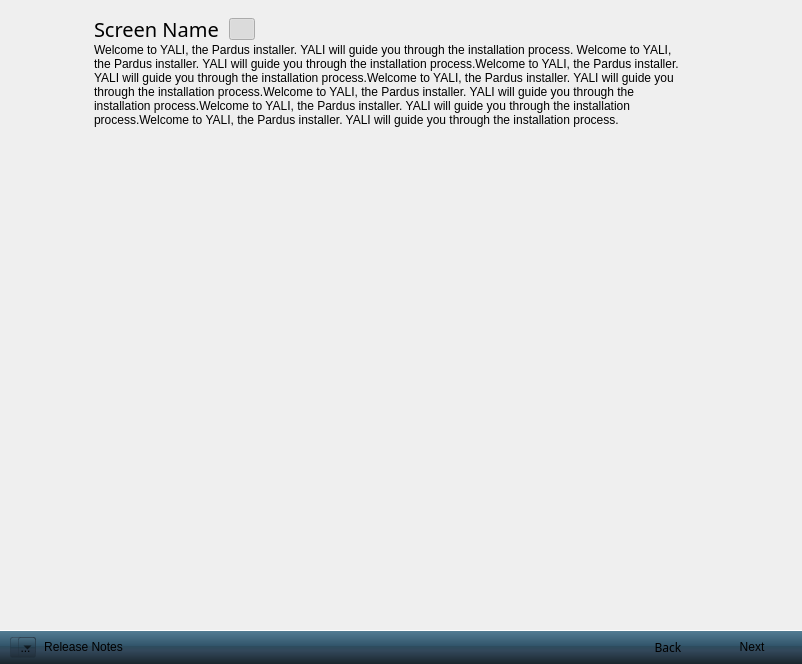
This is branches/yali/yali-proximate/yali/gui/Ui/main.ui in pars-linux/uludag as Qt 5 draws it before an edit. The edited form follows.
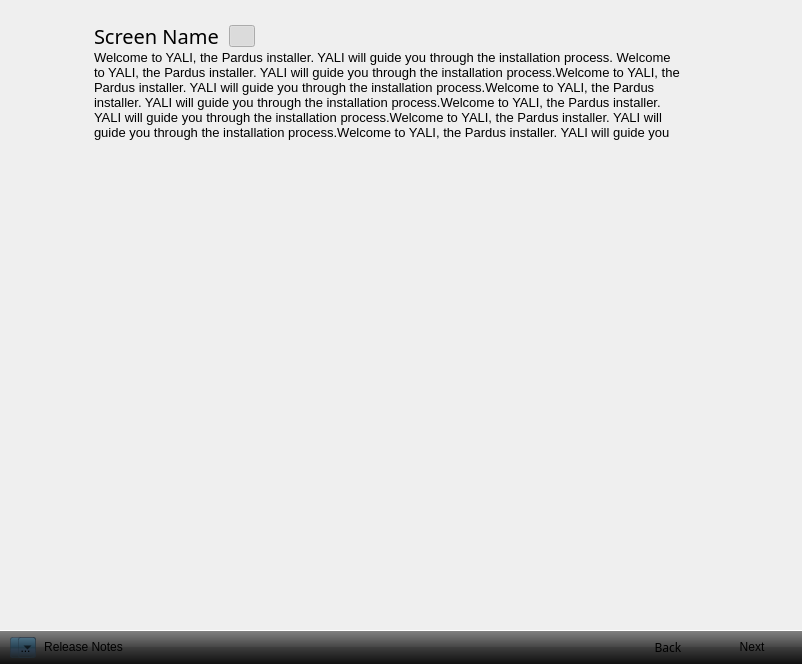
This is the edited form. Icons and pictures are not drawn.

Patch:
```diff
--- a/branches/yali/yali-proximate/yali/gui/Ui/main.ui
+++ b/branches/yali/yali-proximate/yali/gui/Ui/main.ui
@@ -89,9 +89,14 @@
          <bool>false</bool>
         </property>
         <property name="styleSheet">
-         <string notr="true">#menuContainer{
+         <string notr="true">/*#menuContainer{
 	background-color: qlineargradient(spread:pad, x1:0.5, y1:1, x2:0.5, y2:0, stop:0 rgba(26, 38, 45, 255), stop:0.398093 rgba(51, 72, 91, 255), stop:0.521739 rgba(45, 76, 94, 255), stop:0.531585 rgba(49, 84, 106, 255), stop:0.983696 rgba(85, 126, 149, 255), stop:1 rgba(120, 146, 172, 255));
 	border-top: 1px solid white
+}*/
+
+#menuContainer{
+	background-color: qlineargradient(spread:pad, x1:0.5, y1:0, x2:0.5, y2:1, stop:0 rgba(132, 132, 132, 255), stop:0.501481 rgba(70, 70, 70, 255), stop:0.503057 rgba(62, 62, 62, 255), stop:1 rgba(16, 16, 16, 255));
+	border-top: 1px solid white
 }</string>
         </property>
         <property name="frameShape">
@@ -488,6 +493,11 @@
                   <verstretch>0</verstretch>
                  </sizepolicy>
                 </property>
+                <property name="font">
+                 <font>
+                  <pointsize>10</pointsize>
+                 </font>
+                </property>
                 <property name="text">
                  <string>Welcome to YALI, the Pardus installer. YALI will guide you through the installation process. Welcome to YALI, the Pardus installer. YALI will guide you through the installation process.Welcome to YALI, the Pardus installer. YALI will guide you through the installation process.Welcome to YALI, the Pardus installer. YALI will guide you through the installation process.Welcome to YALI, the Pardus installer. YALI will guide you through the installation process.Welcome to YALI, the Pardus installer. YALI will guide you through the installation process.Welcome to YALI, the Pardus installer. YALI will guide you through the installation process.</string>
                 </property>
```
Left out of the diff: 4 changed lines with no effect on the pictures.
